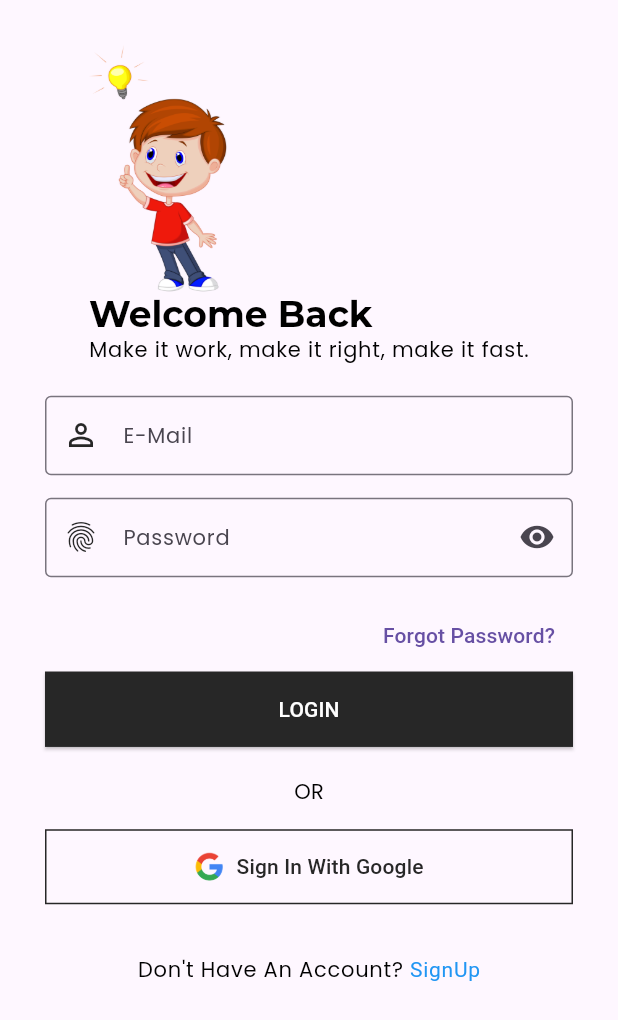
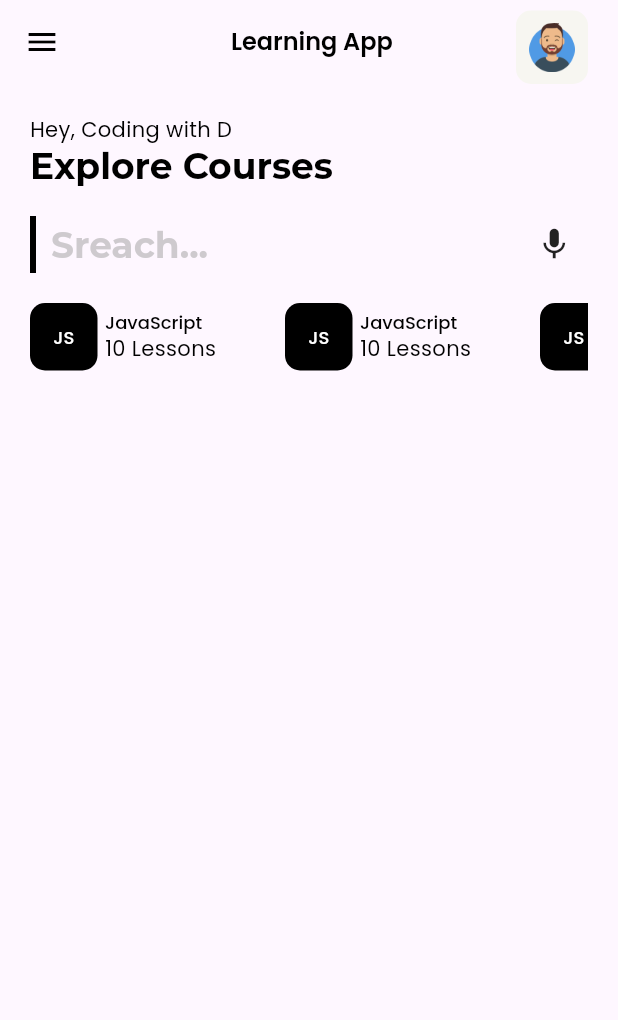
Before and after one commit to DimanthaWeerakoon/Flutter_Splash_OnBoarding_Login_SignUp, a Flutter app: the TLoginScreen screen opened directly, after a tap on "LOGIN", on a phone screen of 412 x 824 dp. Shown: the top 1020 px of the screen. Run offline on Flutter 3.47's test engine with Material 3 defaults, Android fonts, the phone set to English and light mode, and no system bars; our stand-ins replace flutter_otp_text_field, get, google_fonts, liquid_swipe, smooth_page_indicator.

Commit message:
Dashboard UI Initiated

```diff
--- a/lib/src/constants/image_strings.dart
+++ b/lib/src/constants/image_strings.dart
@@ -28,3 +28,14 @@ const String tGoogleLogoImage = "assets/logo/google_logo.png";
 //-- Forgot Password
 
 const String tForgotPasswordImage = "assets/images/forgot_password_images/forgot_password.png";
+
+
+//-- Dashboard Images
+const String tDashUserImage = "assets/images/dashboard_images/dash_person.png";
+const String tDashJavaImage = "assets/images/dashboard_images/java_dash.png";
+const String tDashFlutterImage = "assets/images/dashboard_images/Flutter_dash.png";
+const String tDashJSImage = "assets/images/dashboard_images/JS_dash.png";
+const String tDashNodeImage = "assets/images/dashboard_images/Node_dash.jpg";
+const String tDashPythonImage = "assets/images/dashboard_images/python_dash.png";
+const String tDashReactImage = "assets/images/dashboard_images/React_dash.png";
+const String tDashFigmaImage = "assets/images/dashboard_images/figma_dash.png";
--- a/lib/src/constants/sizes.dart
+++ b/lib/src/constants/sizes.dart
@@ -1,9 +1,12 @@
+import 'package:flutter/material.dart';
 
- //App default Sizing
-
- import 'package:flutter/material.dart';
-
+//App default Sizing
 const tDefaultSize = 30.0;
 const tSplashContainerSize = 30.0;
 const textButtonHeight = 15.0;
 const tFormHeight = 40.0;
+
+
+//-- Dashboard
+const tDashboardPadding = 20.0;
+const tDashboardCardPadding = 10.0;
--- a/lib/src/constants/text_strings.dart
+++ b/lib/src/constants/text_strings.dart
@@ -65,3 +65,14 @@
  const String tOtpTitle = "CO\nDE";
  const String tOtpSubTitle = "Verification";
  const String tOtpMessage = "Enter the verification code sent at ";
+
+
+ //-- Dashboard Text
+ const String tDashboardTitle = "Hey, Coding with D";
+ const String tDashboardHeading = "Explore Courses";
+ const String tDashboardSearch = "Sreach...";
+ const String tDashboardBannerTitle1 = "Mobile Dev for Beginners";
+ const String tDashboardBannerTitle2 = "Flutter";
+ const String tDashboardBannerSubTitle = "10 Lessons";
+ const String tDashboardButton = "View All";
+ const String tDashboardTopCourses = "Top Courses";
--- /dev/null
+++ b/lib/src/features/authentication/screens/dashboard/dashboard_screen.dart
@@ -0,0 +1,295 @@
+import 'package:flutter/material.dart';
+import 'package:full_app/src/constants/colors.dart';
+import 'package:full_app/src/constants/image_strings.dart';
+import 'package:full_app/src/constants/sizes.dart';
+import 'package:full_app/src/constants/text_strings.dart';
+
+class Dashboard extends StatelessWidget {
+  const Dashboard({super.key});
+
+  @override
+  Widget build(BuildContext context) {
+    final txtTheme = Theme.of(context).textTheme;
+    return SafeArea(
+        child: Scaffold(
+      appBar: AppBar(
+        leading: const Icon(Icons.menu, color: Colors.black),
+        title: Text(
+          tAppName,
+          style: Theme.of(context).textTheme.headline4,
+        ),
+        centerTitle: true,
+        elevation: 0,
+        backgroundColor: Colors.transparent,
+        actions: [
+          Container(
+              margin: const EdgeInsets.only(right: 20.0, top: 7.0),
+              decoration: BoxDecoration(
+                  borderRadius: BorderRadius.circular(10), color: tCardBgColor),
+              child: IconButton(
+                  onPressed: () {},
+                  icon: const Image(
+                    image: AssetImage(tDashUserImage),
+                  )))
+        ],
+      ),
+      body: SingleChildScrollView(
+          child: Container(
+              padding: const EdgeInsets.all(tDashboardPadding),
+              child: Column(
+                crossAxisAlignment: CrossAxisAlignment.start,
+                children: [
+                  Text(
+                    tDashboardTitle,
+                    style: txtTheme.bodyText2,
+                  ),
+                  Text(tDashboardHeading, style: txtTheme.headline2),
+                  const SizedBox(
+                    height: tDashboardPadding,
+                  ),
+                  Container(
+                    padding:
+                        const EdgeInsets.symmetric(horizontal: 10, vertical: 5),
+                    decoration: const BoxDecoration(
+                        border: Border(left: BorderSide(width: 4))),
+                    child: Row(
+                      mainAxisAlignment: MainAxisAlignment.spaceBetween,
+                      children: [
+                        Text(tDashboardSearch,
+                            style: txtTheme.headline2
+                                ?.apply(color: Colors.grey.withOpacity(0.5))),
+                        const Icon(
+                          Icons.mic,
+                          size: 25,
+                        )
+                      ],
+                    ),
+                  ),
+                  const SizedBox(
+                    height: tDashboardPadding,
+                  ),
+
+                  //Categories
+                  SizedBox(
+                    height: 45,
+                    child: ListView(
+                      shrinkWrap: true,
+                      scrollDirection: Axis.horizontal,
+                      children: [
+                      SizedBox(
+                        height: 50,
+                        width: 170,
+                        child: Row(
+                          children: [
+                            Container(
+                                width: 45,
+                                height: 45,
+                                decoration: BoxDecoration(
+                                    borderRadius: BorderRadius.circular(10),
+                                    color: tDarkColor),
+                                child: Center(
+                                  child: Text(
+                                    "JS",
+                                    style: txtTheme.headline6
+                                        ?.apply(color: Colors.white),
+                                  ),
+                                )),
+                            const SizedBox(
+                              width: 5.0,
+                            ),
+                            Flexible(
+                              child: Column(
+                                crossAxisAlignment: CrossAxisAlignment.start,
+                                mainAxisAlignment: MainAxisAlignment.center,
+                                children: [
+                                  Text(
+                                    "JavaScript",
+                                    style: txtTheme.headline6,
+                                    overflow: TextOverflow.ellipsis,
+                                  ),
+                                  Text(
+                                    "10 Lessons",
+                                    style: txtTheme.bodyText2,
+                                    overflow: TextOverflow.ellipsis,
+                                  )
+                                ],
+                              ),
+                            )
+                          ],
+                        ),
+                      ),
+                      SizedBox(
+                        height: 50,
+                        width: 170,
+                        child: Row(
+                          children: [
+                            Container(
+                                width: 45,
+                                height: 45,
+                                decoration: BoxDecoration(
+                                    borderRadius: BorderRadius.circular(10),
+                                    color: tDarkColor),
+                                child: Center(
+                                  child: Text(
+                                    "JS",
+                                    style: txtTheme.headline6
+                                        ?.apply(color: Colors.white),
+                                  ),
+                                )),
+                            const SizedBox(
+                              width: 5.0,
+                            ),
+                            Flexible(
+                              child: Column(
+                                crossAxisAlignment: CrossAxisAlignment.start,
+                                mainAxisAlignment: MainAxisAlignment.center,
+                                children: [
+                                  Text(
+                                    "JavaScript",
+                                    style: txtTheme.headline6,
+                                    overflow: TextOverflow.ellipsis,
+                                  ),
+                                  Text(
+                                    "10 Lessons",
+                                    style: txtTheme.bodyText2,
+                                    overflow: TextOverflow.ellipsis,
+                                  )
+                                ],
+                              ),
+                            )
+                          ],
+                        ),
+                      ),
+                      SizedBox(
+                        height: 50,
+                        width: 170,
+                        child: Row(
+                          children: [
+                            Container(
+                                width: 45,
+                                height: 45,
+                                decoration: BoxDecoration(
+                                    borderRadius: BorderRadius.circular(10),
+                                    color: tDarkColor),
+                                child: Center(
+                                  child: Text(
+                                    "JS",
+                                    style: txtTheme.headline6
+                                        ?.apply(color: Colors.white),
+                                  ),
+                                )),
+                            const SizedBox(
+                              width: 5.0,
+                            ),
+                            Flexible(
+                              child: Column(
+                                crossAxisAlignment: CrossAxisAlignment.start,
+                                mainAxisAlignment: MainAxisAlignment.center,
+                                children: [
+                                  Text(
+                                    "JavaScript",
+                                    style: txtTheme.headline6,
+                                    overflow: TextOverflow.ellipsis,
+                                  ),
+                                  Text(
+                                    "10 Lessons",
+                                    style: txtTheme.bodyText2,
+                                    overflow: TextOverflow.ellipsis,
+                                  )
+                                ],
+                              ),
+                            )
+                          ],
+                        ),
+                      ),
+                      SizedBox(
+                        height: 50,
+                        width: 170,
+                        child: Row(
+                          children: [
+                            Container(
+                                width: 45,
+                                height: 45,
+                                decoration: BoxDecoration(
+                                    borderRadius: BorderRadius.circular(10),
+                                    color: tDarkColor),
+                                child: Center(
+                                  child: Text(
+                                    "JS",
+                                    style: txtTheme.headline6
+                                        ?.apply(color: Colors.white),
+                                  ),
+                                )),
+                            const SizedBox(
+                              width: 5.0,
+                            ),
+                            Flexible(
+                              child: Column(
+                                crossAxisAlignment: CrossAxisAlignment.start,
+                                mainAxisAlignment: MainAxisAlignment.center,
+                                children: [
+                                  Text(
+                                    "JavaScript",
+                                    style: txtTheme.headline6,
+                                    overflow: TextOverflow.ellipsis,
+                                  ),
+                                  Text(
+                                    "10 Lessons",
+                                    style: txtTheme.bodyText2,
+                                    overflow: TextOverflow.ellipsis,
+                                  )
+                                ],
+                              ),
+                            )
+                          ],
+                        ),
+                      ),
+                      SizedBox(
+                        height: 50,
+                        width: 170,
+                        child: Row(
+                          children: [
+                            Container(
+                                width: 45,
+                                height: 45,
+                                decoration: BoxDecoration(
+                                    borderRadius: BorderRadius.circular(10),
+                                    color: tDarkColor),
+                                child: Center(
+                                  child: Text(
+                                    "JS",
+                                    style: txtTheme.headline6
+                                        ?.apply(color: Colors.white),
+                                  ),
+                                )),
+                            const SizedBox(
+                              width: 5.0,
+                            ),
+                            Flexible(
+                              child: Column(
+                                crossAxisAlignment: CrossAxisAlignment.start,
+                                mainAxisAlignment: MainAxisAlignment.center,
+                                children: [
+                                  Text(
+                                    "JavaScript",
+                                    style: txtTheme.headline6,
+                                    overflow: TextOverflow.ellipsis,
+                                  ),
+                                  Text(
+                                    "10 Lessons",
+                                    style: txtTheme.bodyText2,
+                                    overflow: TextOverflow.ellipsis,
+                                  )
+                                ],
+                              ),
+                            )
+                          ],
+                        ),
+                      ),
+                    ]),
+                  )
+                ],
+              ))),
+    ));
+  }
+}
--- a/lib/src/features/authentication/screens/login/login_form_widget.dart
+++ b/lib/src/features/authentication/screens/login/login_form_widget.dart
@@ -1,9 +1,10 @@
 import 'package:flutter/material.dart';
 import 'package:full_app/src/constants/sizes.dart';
 import 'package:full_app/src/constants/text_strings.dart';
+import 'package:full_app/src/features/authentication/screens/dashboard/dashboard_screen.dart';
 import 'package:full_app/src/features/authentication/screens/forget_password_screen/forget_password_options/forget_password_btn_widget.dart';
 import 'package:full_app/src/features/authentication/screens/forget_password_screen/forget_password_options/forgot_password_modal_bottam_sheet.dart';
-
+import 'package:get/get.dart';
 
 class TLoginForm extends StatelessWidget {
   const TLoginForm({
@@ -53,7 +54,10 @@ class TLoginForm extends StatelessWidget {
           //-- LOGIN BUTTON
             SizedBox(
               width: double.infinity,
-              child: ElevatedButton(onPressed: () {}, child: Text(tLogin.toUpperCase())))
+              child: ElevatedButton(onPressed: () {
+                Navigator.pop(context);
+                Get.to(() => const Dashboard());
+              }, child: Text(tLogin.toUpperCase())))
 
           ],
         ),
--- a/pubspec.yaml
+++ b/pubspec.yaml
@@ -70,6 +70,7 @@ flutter:
     - assets/images/welcome_images/
     - assets/logo/
     - assets/images/forgot_password_images/
+    - assets/images/dashboard_images/
 
   # An image asset can refer to one or more resolution-specific "variants", see
   # https://flutter.dev/assets-and-images/#resolution-aware
```
Also changed, not shown: assets/images/dashboard_images/Flutter_dash.png (added), assets/images/dashboard_images/JS_dash.png (added), assets/images/dashboard_images/Node_dash.jpg (added), assets/images/dashboard_images/React_dash.png (added), assets/images/dashboard_images/dash_person.png (added), assets/images/dashboard_images/figma_dash.png (added), assets/images/dashboard_images/java_dash.png (added), assets/images/dashboard_images/python_dash.png (added).
